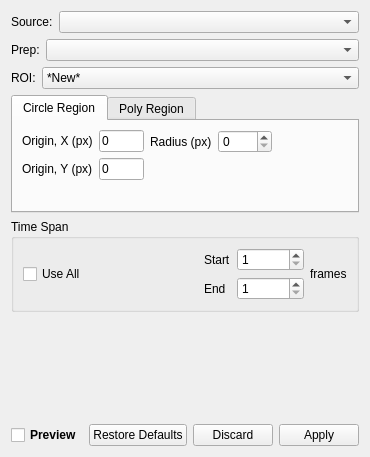
The window that src/ui/KairoSightWidgetIsolate.ui (kairosight/KairoSight) describes before a commit, drawn with Qt 5.
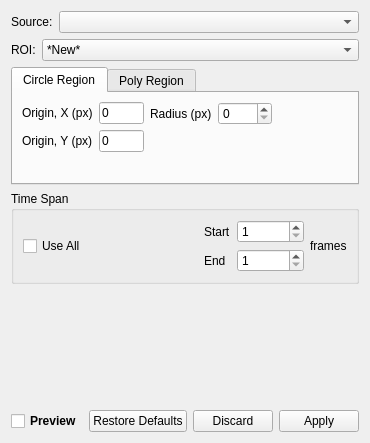
The same window after the commit. Custom widgets are drawn as their Qt base class.

The edit to the form file:
```diff
--- a/src/ui/KairoSightWidgetIsolate.ui
+++ b/src/ui/KairoSightWidgetIsolate.ui
@@ -56,36 +56,6 @@
      </item>
     </layout>
    </item>
-   <item>
-    <layout class="QHBoxLayout" name="horizontalLayout_7">
-     <item>
-      <widget class="QLabel" name="labelPreps">
-       <property name="sizePolicy">
-        <sizepolicy hsizetype="Preferred" vsizetype="Preferred">
-         <horstretch>0</horstretch>
-         <verstretch>0</verstretch>
-        </sizepolicy>
-       </property>
-       <property name="text">
-        <string>Prep:</string>
-       </property>
-       <property name="textFormat">
-        <enum>Qt::PlainText</enum>
-       </property>
-      </widget>
-     </item>
-     <item>
-      <widget class="QComboBox" name="comboBoxPreps">
-       <property name="sizePolicy">
-        <sizepolicy hsizetype="Expanding" vsizetype="Fixed">
-         <horstretch>0</horstretch>
-         <verstretch>0</verstretch>
-        </sizepolicy>
-       </property>
-      </widget>
-     </item>
-    </layout>
-   </item>
    <item>
     <layout class="QHBoxLayout" name="horizontalLayout_5">
      <item>
```
Left out of the diff: 2 changed lines with no effect on the pictures.
